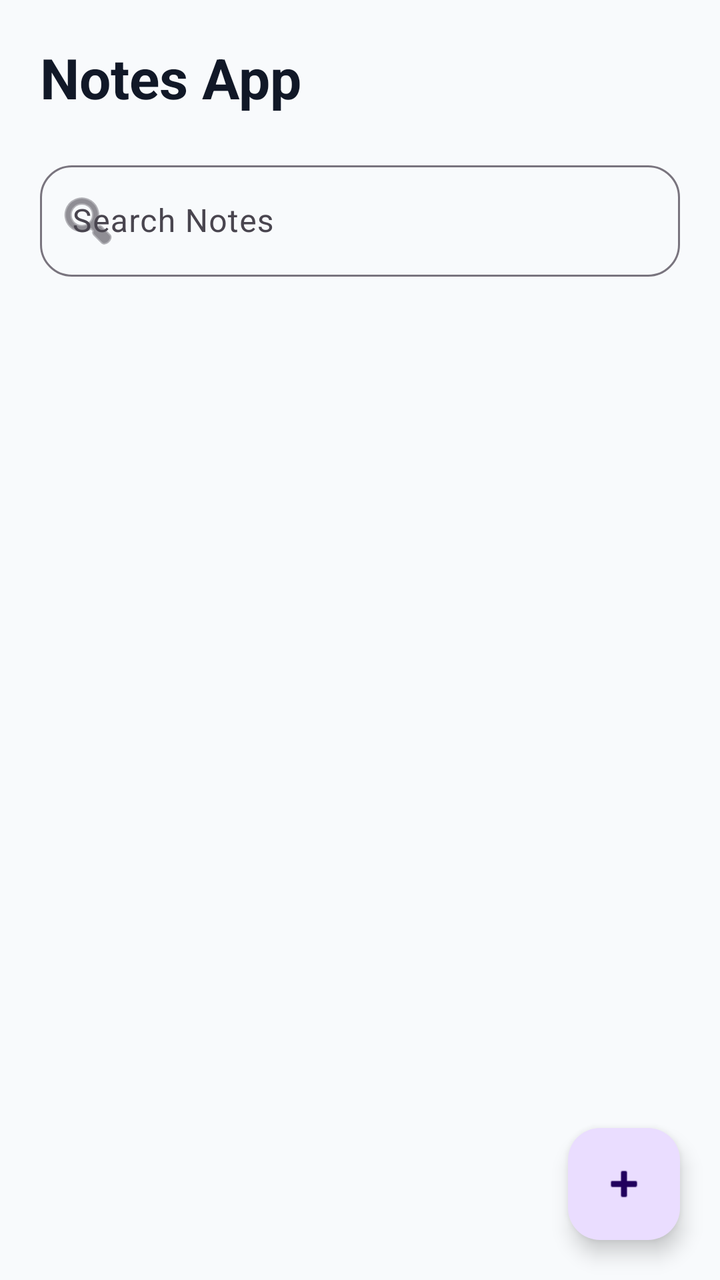
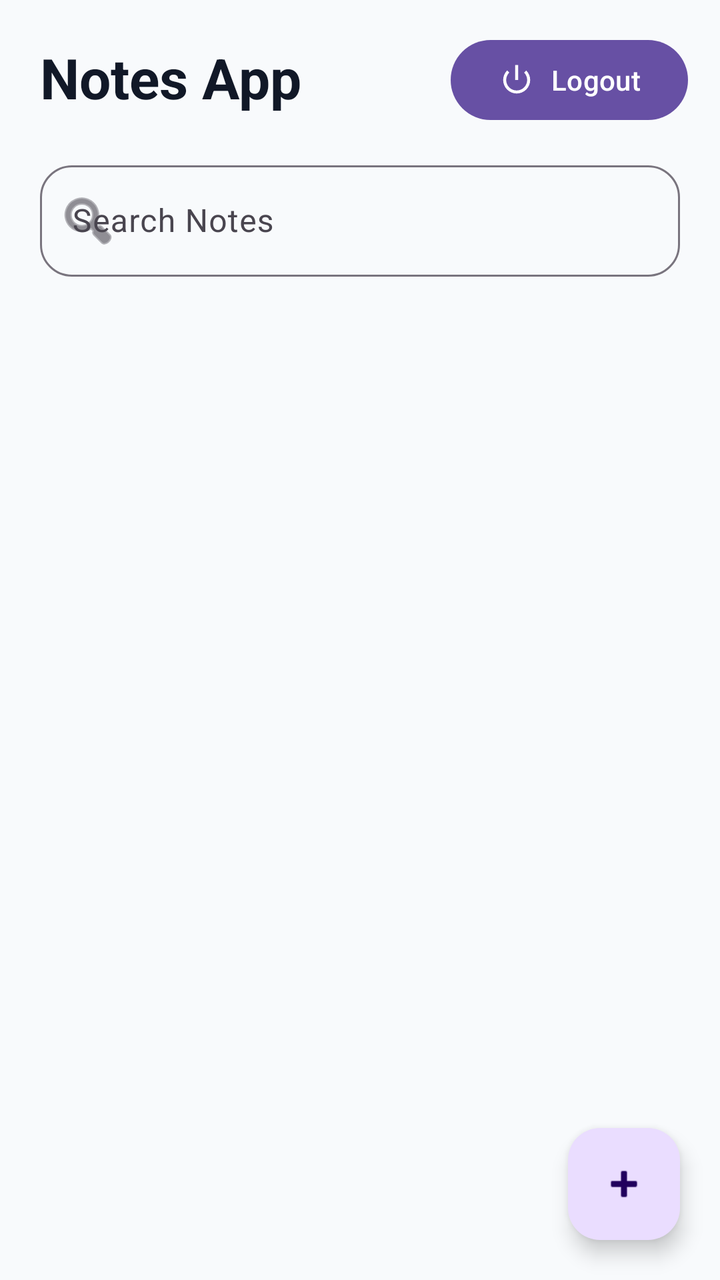

Before-and-after screenshots of an Android layout around one commit, followed by the original layout XML and the change that was made.
<!-- AndroidManifest.xml: application theme Theme.NotesApp -->
<!-- res/layout/activity_home.xml -->
<?xml version="1.0" encoding="utf-8"?>
<androidx.constraintlayout.widget.ConstraintLayout xmlns:android="http://schemas.android.com/apk/res/android"
    xmlns:app="http://schemas.android.com/apk/res-auto"
    xmlns:tools="http://schemas.android.com/tools"
    android:id="@+id/main"
    android:layout_width="match_parent"
    android:layout_height="match_parent"
    tools:context=".ui.home.HomeActivity"
    android:background="@color/background">

    <TextView
        android:id="@+id/tvTitle"
        android:layout_width="wrap_content"
        android:layout_height="wrap_content"
        android:text="Notes App"
        android:textStyle="bold"
        android:textSize="28sp"
        android:textColor="@color/text_primary"
        android:layout_marginStart="20dp"
        android:layout_marginTop="20dp"
        app:layout_constraintTop_toTopOf="parent"
        app:layout_constraintStart_toStartOf="parent"/>

    <com.google.android.material.textfield.TextInputLayout
        android:id="@+id/searchLayout"
        android:layout_width="0dp"
        android:layout_height="wrap_content"
        style="@style/Widget.Material3.TextInputLayout.OutlinedBox"
        android:layout_marginHorizontal="20dp"
        android:layout_marginTop="20dp"
        android:hint="Search Notes"
        app:startIconDrawable="@android:drawable/ic_menu_search"
        app:boxCornerRadiusTopStart="16dp"
        app:boxCornerRadiusTopEnd="16dp"
        app:boxCornerRadiusBottomStart="16dp"
        app:boxCornerRadiusBottomEnd="16dp"
        app:layout_constraintTop_toBottomOf="@id/tvTitle"
        app:layout_constraintStart_toStartOf="parent"
        app:layout_constraintEnd_toEndOf="parent">

        <com.google.android.material.textfield.TextInputEditText
            android:id="@+id/searchEditText"
            android:layout_width="match_parent"
            android:layout_height="wrap_content"/>

    </com.google.android.material.textfield.TextInputLayout>

    <androidx.recyclerview.widget.RecyclerView
        android:id="@+id/rvNotes"
        android:layout_width="0dp"
        android:layout_height="0dp"
        android:layout_marginTop="16dp"
        android:layout_marginHorizontal="16dp"
        android:clipToPadding="false"
        android:paddingBottom="90dp"
        app:layout_constraintTop_toBottomOf="@id/searchLayout"
        app:layout_constraintBottom_toBottomOf="parent"
        app:layout_constraintStart_toStartOf="parent"
        app:layout_constraintEnd_toEndOf="parent"/>

    <com.google.android.material.floatingactionbutton.FloatingActionButton
        android:id="@+id/fabAddNote"
        android:layout_width="wrap_content"
        android:layout_height="wrap_content"
        android:layout_margin="20dp"
        android:contentDescription="Add Note"
        android:src="@android:drawable/ic_input_add"
        app:layout_constraintBottom_toBottomOf="parent"
        app:layout_constraintEnd_toEndOf="parent"/>

</androidx.constraintlayout.widget.ConstraintLayout>
<!-- resources referenced by this layout -->
<resources>
  <color name="background">#F8FAFC</color>
  <color name="text_primary">#111827</color>
  <style name="Theme.NotesApp" parent="Base.Theme.NotesApp" />
  <style name="Base.Theme.NotesApp" parent="Theme.Material3.DayNight.NoActionBar">
          
          
      </style>
</resources>

<!-- the commit's change to res/layout/activity_home.xml (unified diff, before → after) -->
@@ -20,6 +20,17 @@
         android:layout_marginTop="20dp"
         app:layout_constraintTop_toTopOf="parent"
         app:layout_constraintStart_toStartOf="parent"/>
+
+    <com.google.android.material.button.MaterialButton
+        android:id="@+id/logoutButton"
+        android:layout_width="wrap_content"
+        android:layout_height="wrap_content"
+        android:layout_marginTop="16dp"
+        android:layout_marginEnd="16dp"
+        android:text="Logout"
+        app:icon="@android:drawable/ic_lock_power_off"
+        app:layout_constraintTop_toTopOf="parent"
+        app:layout_constraintEnd_toEndOf="parent"/>
 
     <com.google.android.material.textfield.TextInputLayout
         android:id="@+id/searchLayout"
